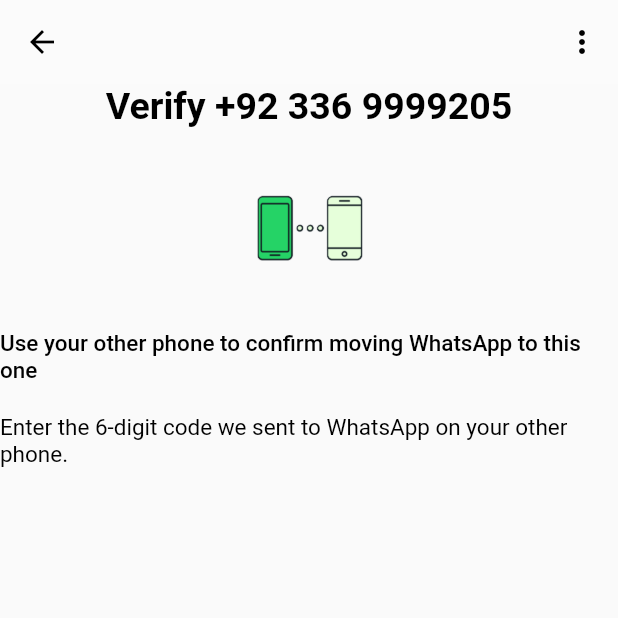
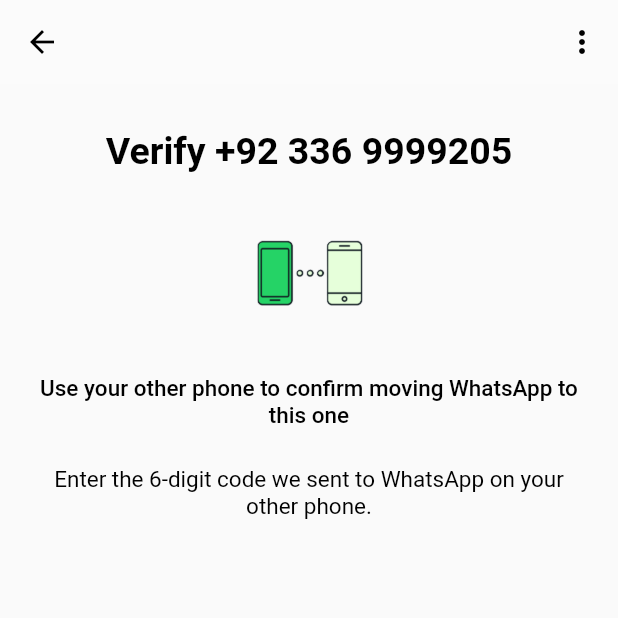
Before and after one commit to deyanzcoding/Whatsapp-Clone, a Flutter app: the OtpVerificationScreen screen opened directly, on a phone screen of 412 x 824 dp, the top half of it. Run offline on Flutter 3.47's test engine with Material 3 defaults, Android fonts, the phone set to English and light mode, and no system bars; our stand-ins replace country_code_picker.

Commit message:
Update otp_verification_screen.dart

```diff
--- a/lib/Screens/onboarding/otp_verification_screen.dart
+++ b/lib/Screens/onboarding/otp_verification_screen.dart
@@ -22,35 +22,53 @@
             shape: RoundedRectangleBorder(
               borderRadius: BorderRadius.circular(15),
             ),
-              offset: Offset(0, 45),
-              icon: Icon(Icons.more_vert),
-              itemBuilder: (context) => [
-                PopupMenuItem(child: Text('Help')),
-              ]
-          )
+            offset: Offset(0, 45),
+            icon: Icon(Icons.more_vert),
+            itemBuilder: (context) => [PopupMenuItem(child: Text('Help'))],
+          ),
         ],
       ),
 
-
-      body: Center(
+      body: Padding(
+        padding: const EdgeInsets.symmetric(horizontal: 20, vertical: 30),
         child: Column(
           children: [
-            UiHelper.CustomText(text: "Verify +92 336 9999205", height: 25, color: Colors.black, fontweight: FontWeight.w600),
-            SizedBox(height: 40,),
+            UiHelper.CustomText(
+              text: "Verify +92 336 9999205",
+              height: 25,
+              color: Colors.black,
+              fontweight: FontWeight.w600,
+            ),
+            SizedBox(height: 40),
 
-            Image.asset("assets/images/otp_verification.png", scale: 3,),
-            SizedBox(height: 40,),
+            Image.asset("assets/images/otp_verification.png", scale: 3),
+            SizedBox(height: 40),
 
-            UiHelper.CustomText(text: "Use your other phone to confirm moving WhatsApp to this one", height: 15, color: Colors.black, fontweight: FontWeight.w500),
-            SizedBox(height: 20,),
+            UiHelper.CustomText(
+              text:
+                  "Use your other phone to confirm moving WhatsApp to this one",
+              height: 15,
+              color: Colors.black,
+              fontweight: FontWeight.w500,
+              textalignment: TextAlign.center,
+            ),
+            SizedBox(height: 25),
 
-            UiHelper.CustomText(text: "Enter the 6-digit code we sent to WhatsApp on your other phone.", height: 15, color: Colors.black, fontweight: FontWeight.w400),
-            SizedBox(height: 20,),
+            UiHelper.CustomText(
+              text:
+                  "Enter the 6-digit code we sent to WhatsApp on your other phone.",
+              height: 15,
+              color: Colors.black,
+              fontweight: FontWeight.w400,
+              textalignment: TextAlign.center,
+
+            ),
+            SizedBox(height: 20),
+
 
           ],
         ),
       ),
-
     );
   }
 }
```
